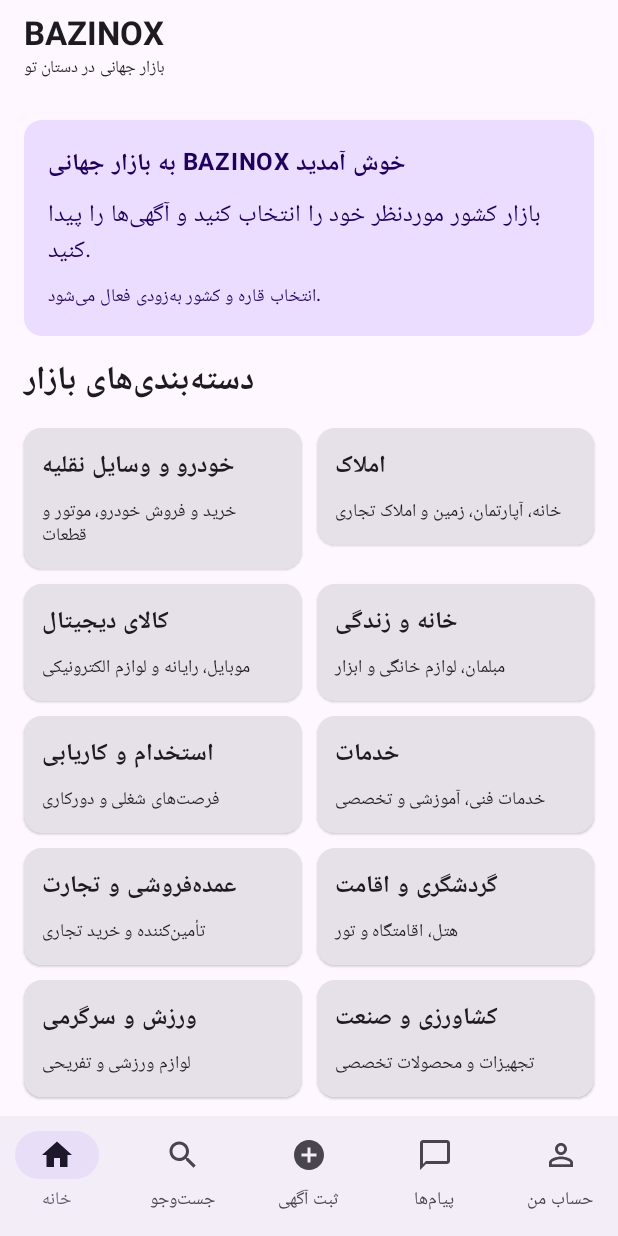
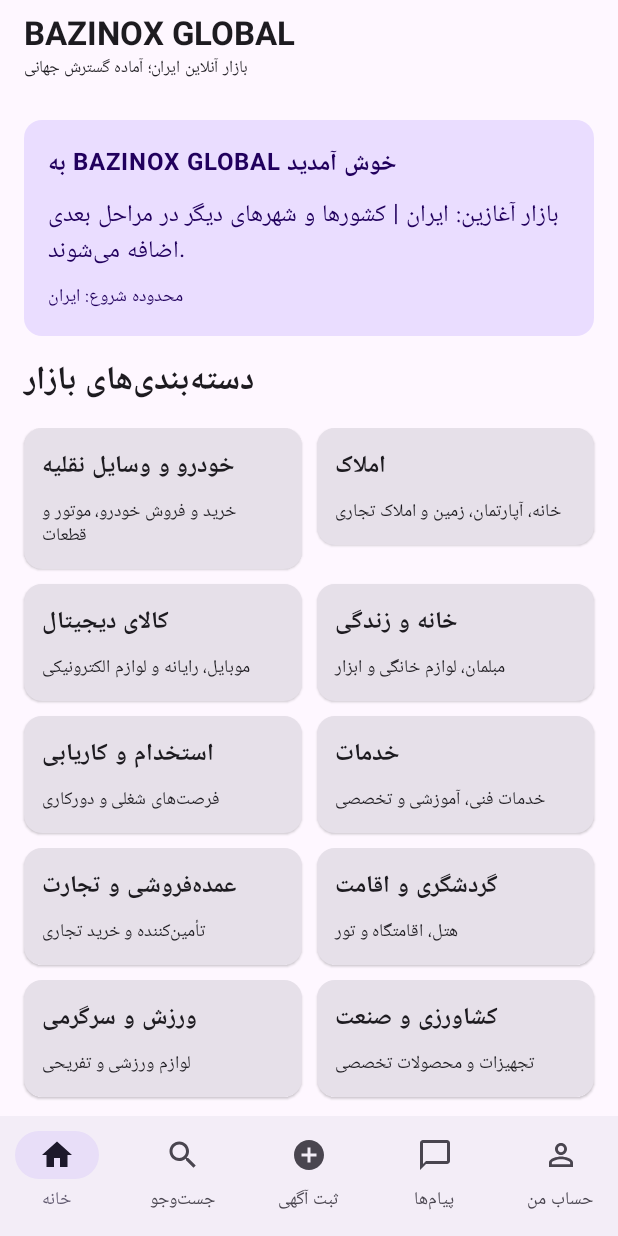
Before and after one commit to ajami6657-max/BAZINOX, an Android app built with Jetpack Compose: the screen it shows after launch (MainActivity), on a phone screen of 412 x 824 dp. Run offline under Robolectric (Android 15) with nearby library versions, the phone set to English and light mode, and no system bars.

Commit message:
Apply BAZINOX GLOBAL Iran-first branding

```diff
--- a/app/src/main/java/com/bazinox/app/MainActivity.kt
+++ b/app/src/main/java/com/bazinox/app/MainActivity.kt
@@ -83,9 +83,9 @@ private fun BazinoxApp() {
                 TopAppBar(
                     title = {
                         Column {
-                            Text("BAZINOX", fontWeight = FontWeight.Bold)
+                            Text("BAZINOX GLOBAL", fontWeight = FontWeight.Bold)
                             Text(
-                                "بازار جهانی در دستان تو",
+                                "بازار آنلاین ایران؛ آماده گسترش جهانی",
                                 style = MaterialTheme.typography.labelSmall
                             )
                         }
@@ -128,9 +128,9 @@ private fun HomeScreen(modifier: Modifier = Modifier) {
             modifier = Modifier.fillMaxWidth()
         ) {
             Column(Modifier.padding(16.dp), verticalArrangement = Arrangement.spacedBy(6.dp)) {
-                Text("به بازار جهانی BAZINOX خوش آمدید", fontWeight = FontWeight.Bold)
-                Text("بازار کشور موردنظر خود را انتخاب کنید و آگهی‌ها را پیدا کنید.")
-                Text("انتخاب قاره و کشور به‌زودی فعال می‌شود.", style = MaterialTheme.typography.labelMedium)
+                Text("به BAZINOX GLOBAL خوش آمدید", fontWeight = FontWeight.Bold)
+                Text("بازار آغازین: ایران | کشورها و شهرهای دیگر در مراحل بعدی اضافه می‌شوند.")
+                Text("محدوده شروع: ایران", style = MaterialTheme.typography.labelMedium)
             }
         }
         Text("دسته‌بندی‌های بازار", style = MaterialTheme.typography.titleLarge, fontWeight = FontWeight.Bold)
```
